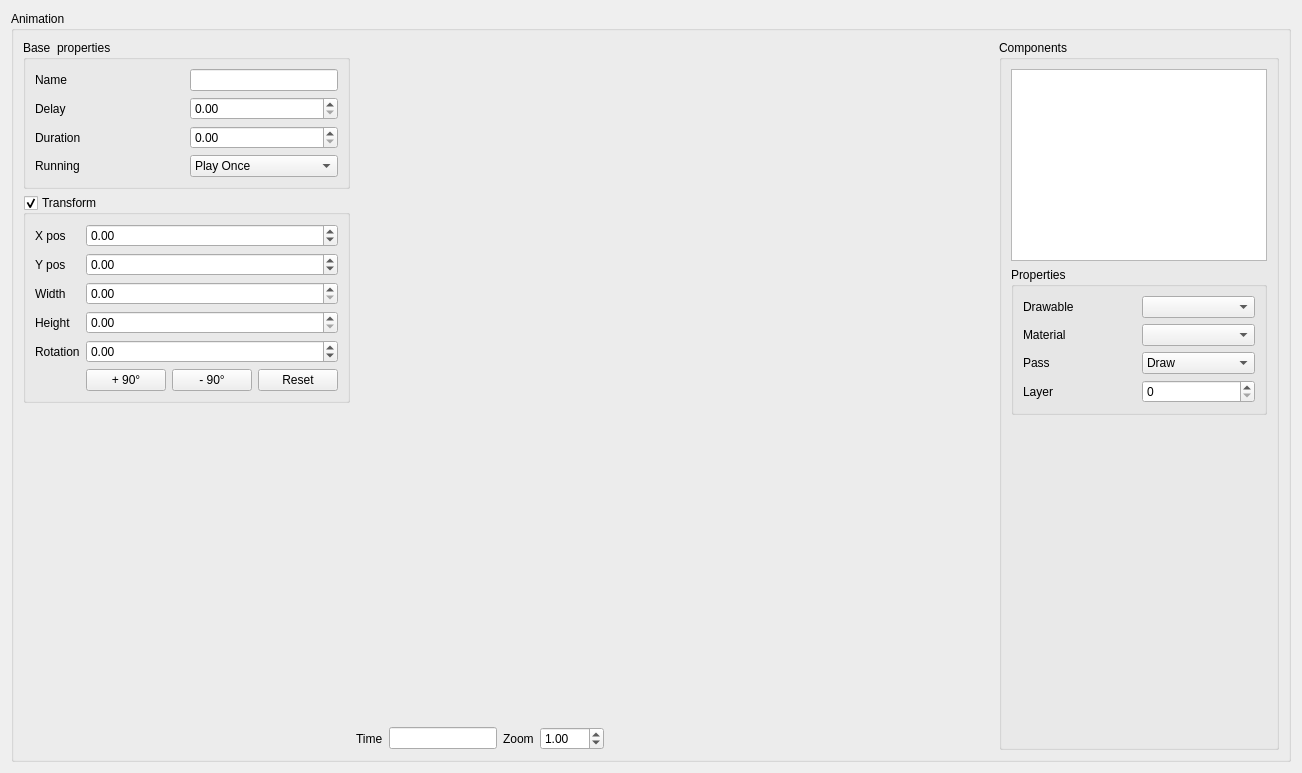
First picture: the form in editor/gui/animationwidget.ui, repository ensisoft/detonator, before the edit.
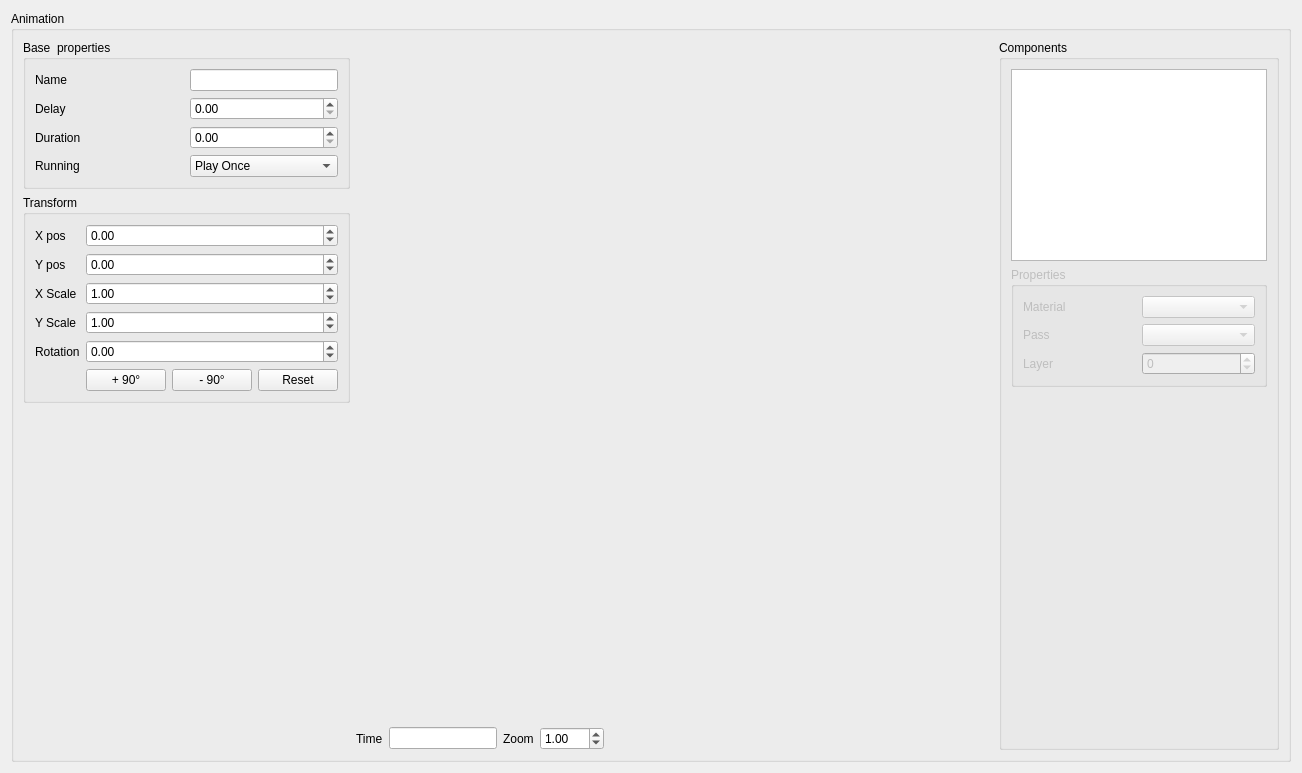
Second picture: the form after the edit. Icons and pictures are not drawn. Custom widgets are drawn as their Qt base class.

Commit message:
Implement some basic Animation widget functionality
Implement some basic Animation widget functionality such as
- use stacked transformations when rendering
- play/pause/stop animation
- set/get some component properties

Diff of the .ui file:
```diff
--- a/editor/gui/animationwidget.ui
+++ b/editor/gui/animationwidget.ui
@@ -139,10 +139,10 @@
            <string>Transform</string>
           </property>
           <property name="checkable">
-           <bool>true</bool>
+           <bool>false</bool>
           </property>
           <property name="checked">
-           <bool>true</bool>
+           <bool>false</bool>
           </property>
           <layout class="QGridLayout" name="gridLayout_7">
            <item row="0" column="0">
@@ -200,7 +200,7 @@
            <item row="2" column="0">
             <widget class="QLabel" name="label_20">
              <property name="text">
-              <string>Width</string>
+              <string>X Scale</string>
              </property>
             </widget>
            </item>
@@ -218,12 +218,15 @@
              <property name="stepType">
               <enum>QAbstractSpinBox::AdaptiveDecimalStepType</enum>
              </property>
+             <property name="value">
+              <double>1.000000000000000</double>
+             </property>
             </widget>
            </item>
            <item row="3" column="0">
             <widget class="QLabel" name="label_19">
              <property name="text">
-              <string>Height</string>
+              <string>Y Scale</string>
              </property>
             </widget>
            </item>
@@ -235,6 +238,9 @@
              <property name="stepType">
               <enum>QAbstractSpinBox::AdaptiveDecimalStepType</enum>
              </property>
+             <property name="value">
+              <double>1.000000000000000</double>
+             </property>
             </widget>
            </item>
            <item row="4" column="0">
@@ -409,7 +415,10 @@
           </widget>
          </item>
          <item>
-          <widget class="QGroupBox" name="groupBox_3">
+          <widget class="QGroupBox" name="componentProperties">
+           <property name="enabled">
+            <bool>false</bool>
+           </property>
            <property name="sizePolicy">
             <sizepolicy hsizetype="Minimum" vsizetype="Preferred">
              <horstretch>0</horstretch>
@@ -420,30 +429,6 @@
             <string>Properties</string>
            </property>
            <layout class="QGridLayout" name="gridLayout_2">
-            <item row="2" column="0">
-             <widget class="QLabel" name="label_8">
-              <property name="text">
-               <string>Pass </string>
-              </property>
-             </widget>
-            </item>
-            <item row="3" column="0">
-             <widget class="QLabel" name="label_27">
-              <property name="text">
-               <string>Layer</string>
-              </property>
-             </widget>
-            </item>
-            <item row="0" column="0">
-             <widget class="QLabel" name="label_5">
-              <property name="text">
-               <string>Drawable</string>
-              </property>
-             </widget>
-            </item>
-            <item row="3" column="1">
-             <widget class="QSpinBox" name="translateX_2"/>
-            </item>
             <item row="0" column="1">
              <widget class="QComboBox" name="comboBox_2">
               <property name="sizePolicy">
@@ -464,31 +449,35 @@
               </property>
              </widget>
             </item>
-            <item row="1" column="0">
+            <item row="2" column="1">
+             <widget class="QSpinBox" name="layer">
+              <property name="minimum">
+               <number>-100</number>
+              </property>
+              <property name="maximum">
+               <number>100</number>
+              </property>
+             </widget>
+            </item>
+            <item row="0" column="0">
              <widget class="QLabel" name="label_6">
               <property name="text">
                <string>Material</string>
               </property>
              </widget>
             </item>
-            <item row="2" column="1">
-             <widget class="QComboBox" name="comboBox_4">
-              <property name="sizePolicy">
-               <sizepolicy hsizetype="Minimum" vsizetype="Fixed">
-                <horstretch>0</horstretch>
-                <verstretch>0</verstretch>
-               </sizepolicy>
+            <item row="2" column="0">
+             <widget class="QLabel" name="label_27">
+              <property name="text">
+               <string>Layer</string>
               </property>
-              <item>
-               <property name="text">
-                <string>Draw</string>
-               </property>
-              </item>
-              <item>
-               <property name="text">
-                <string>Mask</string>
-               </property>
-              </item>
+             </widget>
+            </item>
+            <item row="1" column="0">
+             <widget class="QLabel" name="label_8">
+              <property name="text">
+               <string>Pass </string>
+              </property>
              </widget>
             </item>
            </layout>
```
Left out of the diff: 42 changed lines with no effect on the pictures. The commit also changes 4 other files.
